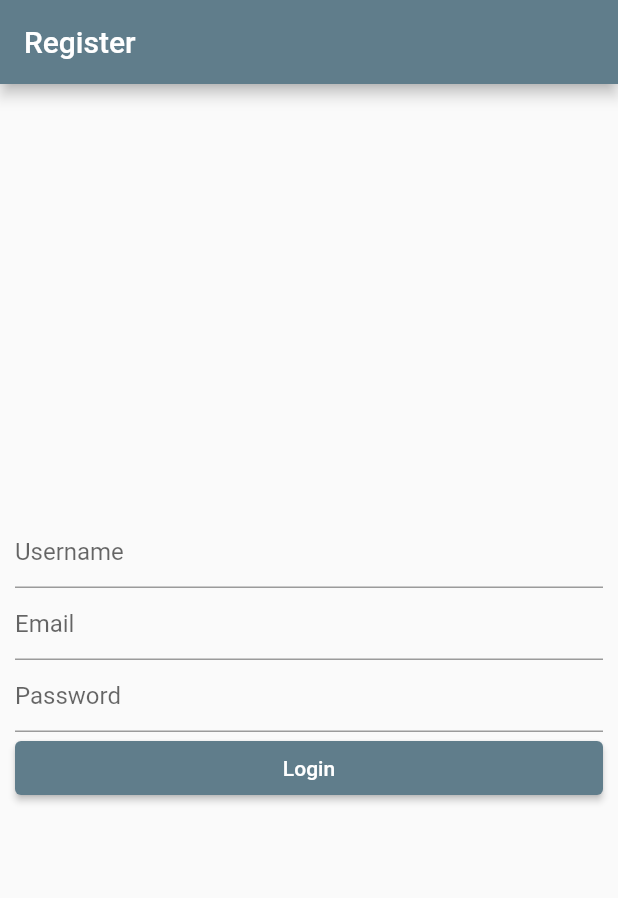
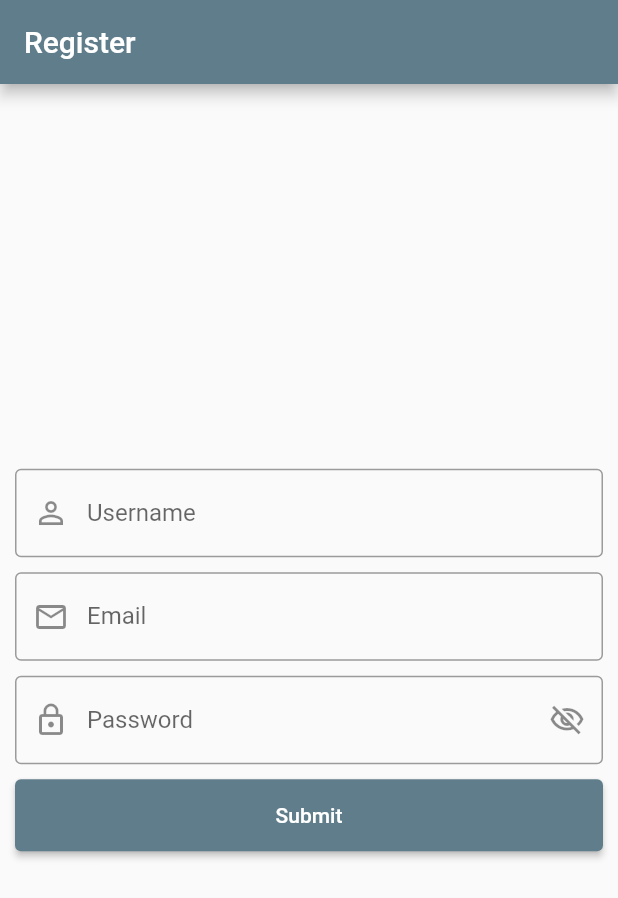
Before and after one commit to wajeht/powerlifting-attempt-selection-calculator-flutter, a Flutter app: the RegisterScreen screen opened by its route, on a phone screen of 412 x 824 dp. Shown: the top 898 px of the screen. Run offline on Flutter 3.47's test engine with Material 2 defaults, Android fonts, the phone set to English and light mode, and no system bars; our stand-ins replace go_router.

Commit message:
refactor: change all btn and text field to have same heighti

```diff
--- a/lib/screens/auth/login_screen.dart
+++ b/lib/screens/auth/login_screen.dart
@@ -82,6 +82,20 @@ class _LoginScreenState extends State<LoginScreen> {
                 onPressed: () => context.push('/forgot-password'),
               ),
             ),
+            const SizedBox(height: 10),
+            SizedBox(
+              width: double.infinity,
+              child: Row(
+                mainAxisAlignment: MainAxisAlignment.spaceBetween,
+                children: <Widget>[
+                  const Text("Don't have an account yet?"),
+                  TextButton(
+                    onPressed: () => context.push('/register'),
+                    child: const Text("Register"),
+                  ),
+                ],
+              ),
+            ),
           ],
         ),
       ),
--- a/lib/screens/auth/register_screen.dart
+++ b/lib/screens/auth/register_screen.dart
@@ -8,6 +8,14 @@ class RegisterScreen extends StatefulWidget {
 }
 
 class _RegisterScreenState extends State<RegisterScreen> {
+  bool _showPassword = false;
+
+  void _togglePasswordVisibility() {
+    setState(() {
+      _showPassword = !_showPassword;
+    });
+  }
+
   @override
   Widget build(BuildContext context) {
     return Scaffold(
@@ -21,26 +29,57 @@ class _RegisterScreenState extends State<RegisterScreen> {
           children: [
             TextFormField(
               decoration: const InputDecoration(
-                border: UnderlineInputBorder(),
-                hintText: 'Username',
+                labelText: "Username",
+                hintText: 'johnsmith32',
+                border: OutlineInputBorder(),
+                prefixIcon: Icon(
+                  Icons.person_outline,
+                ),
               ),
+            ),
+            const SizedBox(
+              height: 10,
             ),
             TextFormField(
               decoration: const InputDecoration(
-                border: UnderlineInputBorder(),
-                hintText: 'Email',
+                labelText: "Email",
+                hintText: 'email@domain.com',
+                border: OutlineInputBorder(),
+                prefixIcon: Icon(
+                  Icons.email_outlined,
+                ),
               ),
             ),
+            const SizedBox(
+              height: 10,
+            ),
             TextFormField(
-              decoration: const InputDecoration(
-                border: UnderlineInputBorder(),
-                hintText: 'Password',
+              obscureText: _showPassword,
+              decoration: InputDecoration(
+                labelText: "Password",
+                hintText: '**********',
+                border: const OutlineInputBorder(),
+                prefixIcon: const Icon(
+                  Icons.lock_outline,
+                ),
+                suffixIcon: IconButton(
+                  onPressed: () => _togglePasswordVisibility(),
+                  icon: Icon(
+                    _showPassword
+                        ? Icons.visibility_outlined
+                        : Icons.visibility_off_outlined,
+                  ),
+                ),
               ),
             ),
+            const SizedBox(height: 10),
             SizedBox(
               width: double.infinity,
               child: ElevatedButton(
-                child: const Text('Login'),
+                style: ElevatedButton.styleFrom(
+                  minimumSize: const Size(100, 48),
+                ),
+                child: const Text('Submit'),
                 onPressed: () {},
               ),
             ),
--- a/lib/screens/welcome_screen.dart
+++ b/lib/screens/welcome_screen.dart
@@ -63,7 +63,7 @@ class _WelcomeScreenState extends State<WelcomeScreen> {
                             minimumSize: const Size(100, 48),
                           ),
                           onPressed: () => context.push('/login'),
-                          child: const Text('Login or Register'),
+                          child: const Text('Login / Register'),
                         ),
                       ),
                       const SizedBox(
```
